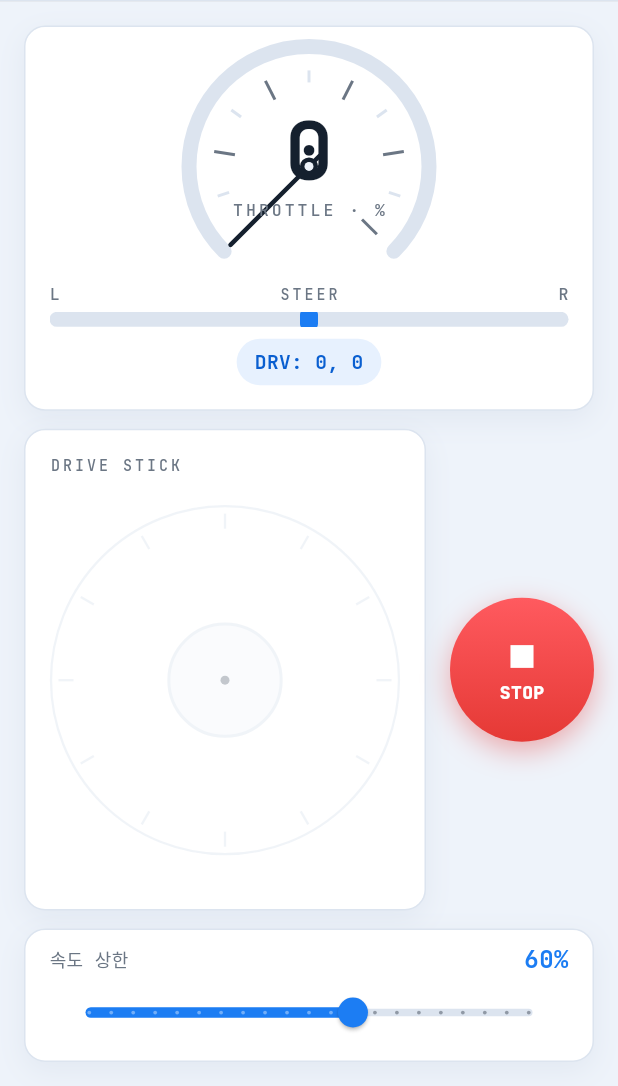
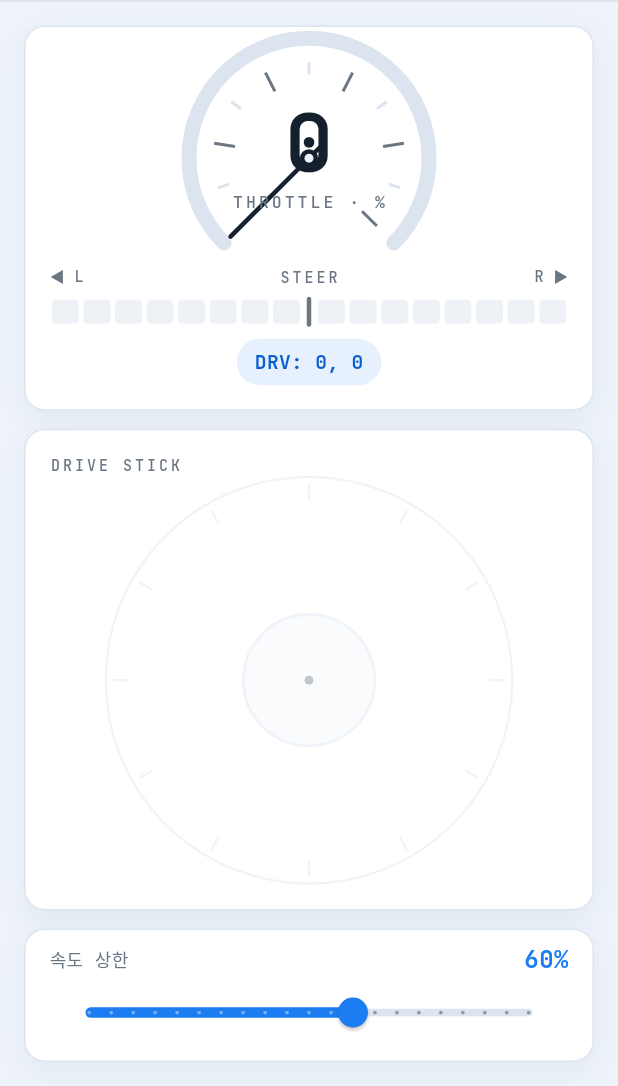
Before and after one commit to KwonJungHyeock/Eduino_BLE_App, a Flutter app: the JoystickScreen screen opened by its route, on a phone screen of 412 x 824 dp, the part 150-1236 px from its top. Run offline on Flutter 3.47's test engine with Material 3 defaults, Android fonts, the phone set to English and light mode, and no system bars; our stand-ins replace flutter_blue_plus, flutter_bluetooth_serial, flutter_riverpod, go_router, google_fonts, permission_handler and 3 more; accounts and stored records are empty; Roboto replaces fonts that are missing (Pretendard).

Commit message:
feat(UI): 뒤로가기 종료확인·조이스틱 니트로 조향·방향 계기판·기울기 연출
1. 홈에서 뒤로가기 → "앱을 종료하시겠습니까?" 확인(PopScope), 다른 화면은 정상 pop
2. 조이스틱: 불필요한 STOP 제거(스틱 놓으면 자동 정지), STEER를 니트로형
   세그먼트 게이지(중앙→좌/우, 초록→노랑→빨강)로 퀄업
3. 방향버튼: 보내는 명령을 자동차 디지털 계기판 클러스터로 크게 표시(+한글 동작명)
4. 기울기: 차 아이콘이 폰 기울기대로 회전·이동(연동 연출), 민감도별 가이드 멘트

Co-Authored-By: Claude Opus 4.8 <noreply@anthropic.com>
Claude-Session: https://claude.ai/code/session_01F6h8JWUjo7BSTbVKrRKHxf

```diff
--- a/lib/features/joystick/joystick_screen.dart
+++ b/lib/features/joystick/joystick_screen.dart
@@ -1,8 +1,7 @@
 // Author: eduino
-// 조이스틱(게임패드) 모드 — 아날로그 스틱 + HUD(속도/조향/전송값) + 대형 STOP + 속도상한 슬라이더 1개.
+// 조이스틱(게임패드) 모드 — 아날로그 스틱 + HUD(속도 게이지·니트로 조향 게이지·전송값) + 속도상한 슬라이더 1개.
 
 import 'package:flutter/material.dart';
-import 'package:flutter/services.dart';
 import 'package:flutter_riverpod/flutter_riverpod.dart';
 
 import '../../app/theme.dart';
@@ -40,40 +39,23 @@ class _JoystickScreenState extends ConsumerState<JoystickScreen> {
         _steer = 0;
       });
 
-  void _stop() {
-    HapticFeedback.heavyImpact();
-    ref.read(carControllerProvider).stop();
-    _reset();
-  }
-
   @override
   Widget build(BuildContext context) {
     final connected = ref.watch(connectionProvider).isConnected;
-
-    final hud = _Hud(throttle: _throttle, steer: _steer);
-    final stick = _StickPanel(
-      enabled: connected,
-      onChanged: _onVector,
-      onReleased: _reset,
-    );
-    final stop = _StopButton(onTap: _stop);
 
     return SafeArea(
       child: Padding(
         padding: const EdgeInsets.all(Gap.md),
         child: Column(
           children: [
-            Expanded(flex: 4, child: hud),
+            Expanded(flex: 4, child: _Hud(throttle: _throttle, steer: _steer)),
             Gap.h12,
             Expanded(
               flex: 5,
-              child: Row(
-                crossAxisAlignment: CrossAxisAlignment.stretch,
-                children: [
-                  Expanded(child: stick),
-                  Gap.w16,
-                  Center(child: stop),
-                ],
+              child: _StickPanel(
+                enabled: connected,
+                onChanged: _onVector,
+                onReleased: _reset,
               ),
             ),
             Gap.h12,
@@ -110,7 +92,7 @@ class _Hud extends StatelessWidget {
               ),
             ),
           ),
-          _SteerBar(steer: steer),
+          _NitroSteer(steer: steer),
           Gap.h8,
           Container(
             padding: const EdgeInsets.symmetric(horizontal: 12, vertical: 6),
@@ -132,55 +114,80 @@ class _Hud extends StatelessWidget {
   }
 }
 
-class _SteerBar extends StatelessWidget {
-  const _SteerBar({required this.steer});
-  final int steer;
+/// 니트로 스타일 조향 게이지 — 중앙에서 좌/우로 초록→노랑→빨강 칸이 차오른다.
+class _NitroSteer extends StatelessWidget {
+  const _NitroSteer({required this.steer});
+  final int steer; // -100..100
+
+  static const int _seg = 8;
+
+  static Color _segColor(int dist) {
+    final t = ((dist - 1) / (_seg - 1)).clamp(0.0, 1.0);
+    // 초록 → 노랑 → 빨강
+    if (t < 0.5) {
+      return Color.lerp(
+          const Color(0xFF2FBF4F), const Color(0xFFF5C518), t * 2)!;
+    }
+    return Color.lerp(
+        const Color(0xFFF5C518), AppColors.accent, (t - 0.5) * 2)!;
+  }
+
+  Widget _cell(bool active, int dist) {
+    final c = _segColor(dist);
+    return Expanded(
+      child: Container(
+        height: 16,
+        margin: const EdgeInsets.symmetric(horizontal: 1.5),
+        decoration: BoxDecoration(
+          color: active ? c : AppColors.border.withValues(alpha: 0.5),
+          borderRadius: BorderRadius.circular(3),
+          boxShadow: active
+              ? [BoxShadow(color: c.withValues(alpha: 0.5), blurRadius: 6)]
+              : null,
+        ),
+      ),
+    );
+  }
 
   @override
   Widget build(BuildContext context) {
-    final t = (steer + 100) / 200;
+    final activeCount = (steer.abs() / 100 * _seg).round();
     return Column(
       children: [
         Row(
           children: [
-            Text('L', style: AppType.mono(size: 11, color: AppColors.textMuted)),
+            Text('◀ L',
+                style: AppType.mono(size: 10, color: AppColors.textMuted)),
             const Spacer(),
             Text('STEER',
                 style: AppType.mono(
                     size: 10, color: AppColors.textMuted, letterSpacing: 2)),
             const Spacer(),
-            Text('R', style: AppType.mono(size: 11, color: AppColors.textMuted)),
+            Text('R ▶',
+                style: AppType.mono(size: 10, color: AppColors.textMuted)),
           ],
         ),
-        const SizedBox(height: 4),
-        LayoutBuilder(builder: (context, c) {
-          final w = c.maxWidth;
-          return SizedBox(
-            height: 10,
-            child: Stack(
-              children: [
-                Positioned.fill(
-                  child: DecoratedBox(
-                    decoration: BoxDecoration(
-                        color: AppColors.border, borderRadius: Radii.pill),
-                  ),
-                ),
-                Positioned(
-                  left: (t * w - 6).clamp(0.0, w - 12).toDouble(),
-                  top: -2,
-                  child: Container(
-                    width: 12,
-                    height: 14,
-                    decoration: BoxDecoration(
-                      color: AppColors.signal,
-                      borderRadius: BorderRadius.circular(4),
-                    ),
-                  ),
-                ),
-              ],
+        const SizedBox(height: 6),
+        Row(
+          children: [
+            // 왼쪽: 바깥(dist=_seg) → 중앙(dist=1)
+            for (var p = 0; p < _seg; p++)
+              _cell(steer < 0 && (_seg - p) <= activeCount, _seg - p),
+            // 중앙 피벗
+            Container(
+              width: 3,
+              height: 20,
+              margin: const EdgeInsets.symmetric(horizontal: 3),
+              decoration: BoxDecoration(
+                color: AppColors.textMuted,
+                borderRadius: BorderRadius.circular(2),
+              ),
             ),
-          );
-        }),
+            // 오른쪽: 중앙(dist=1) → 바깥(dist=_seg)
+            for (var p = 0; p < _seg; p++)
+              _cell(steer > 0 && (p + 1) <= activeCount, p + 1),
+          ],
+        ),
       ],
     );
   }
@@ -252,44 +259,3 @@ class _Panel extends StatelessWidget {
     );
   }
 }
-
-class _StopButton extends StatelessWidget {
-  const _StopButton({required this.onTap});
-  final VoidCallback onTap;
-
-  @override
-  Widget build(BuildContext context) {
-    return InkWell(
-      onTap: onTap,
-      borderRadius: Radii.pill,
-      child: Container(
-        width: 96,
-        height: 96,
-        decoration: BoxDecoration(
-          shape: BoxShape.circle,
-          gradient: const LinearGradient(
-            begin: Alignment.topCenter,
-            end: Alignment.bottomCenter,
-            colors: [Color(0xFFFF5A5F), AppColors.accent],
-          ),
-          boxShadow: [
-            BoxShadow(
-              color: AppColors.accent.withValues(alpha: 0.4),
-              blurRadius: 16,
-              offset: const Offset(0, 6),
-            ),
-          ],
-        ),
-        child: Column(
-          mainAxisAlignment: MainAxisAlignment.center,
-          children: [
-            const Icon(Icons.stop, color: Colors.white, size: 30),
-            Text('STOP',
-                style: AppType.mono(
-                    size: 12, weight: FontWeight.w800, color: Colors.white)),
-          ],
-        ),
-      ),
-    );
-  }
-}
```
Also changed, not shown: lib/features/controller/controller_screen.dart (+72 -23 lines), lib/features/home/home_screen.dart (+24 -1 lines), lib/features/tilt/tilt_screen.dart (+33 -5 lines).
